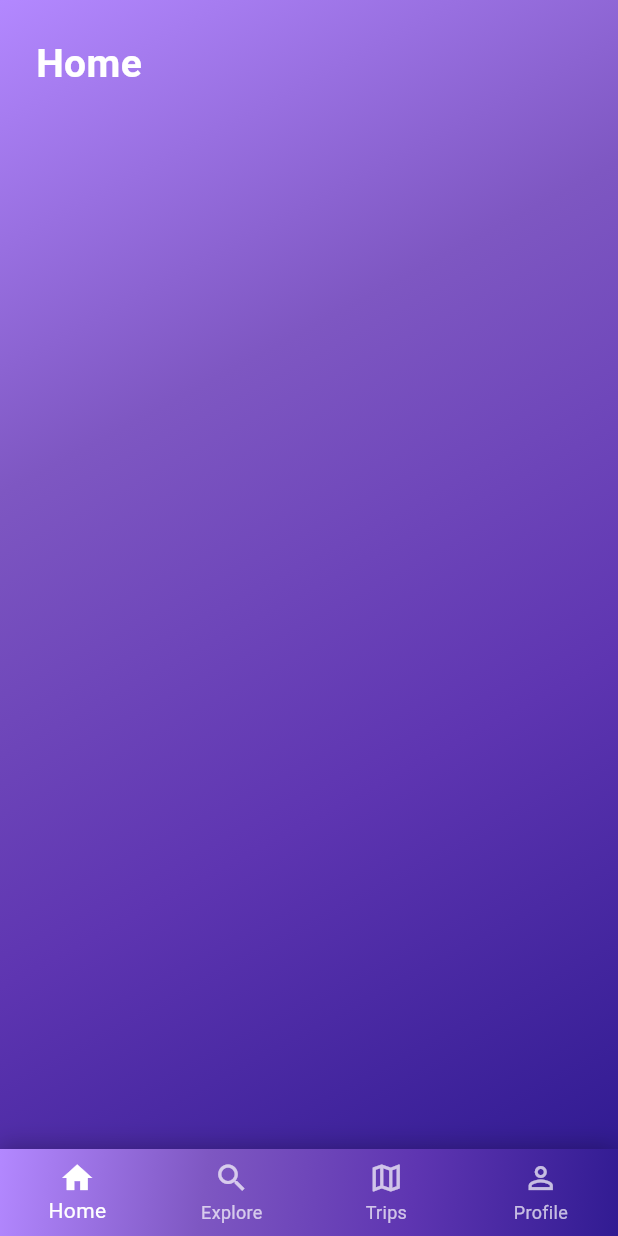
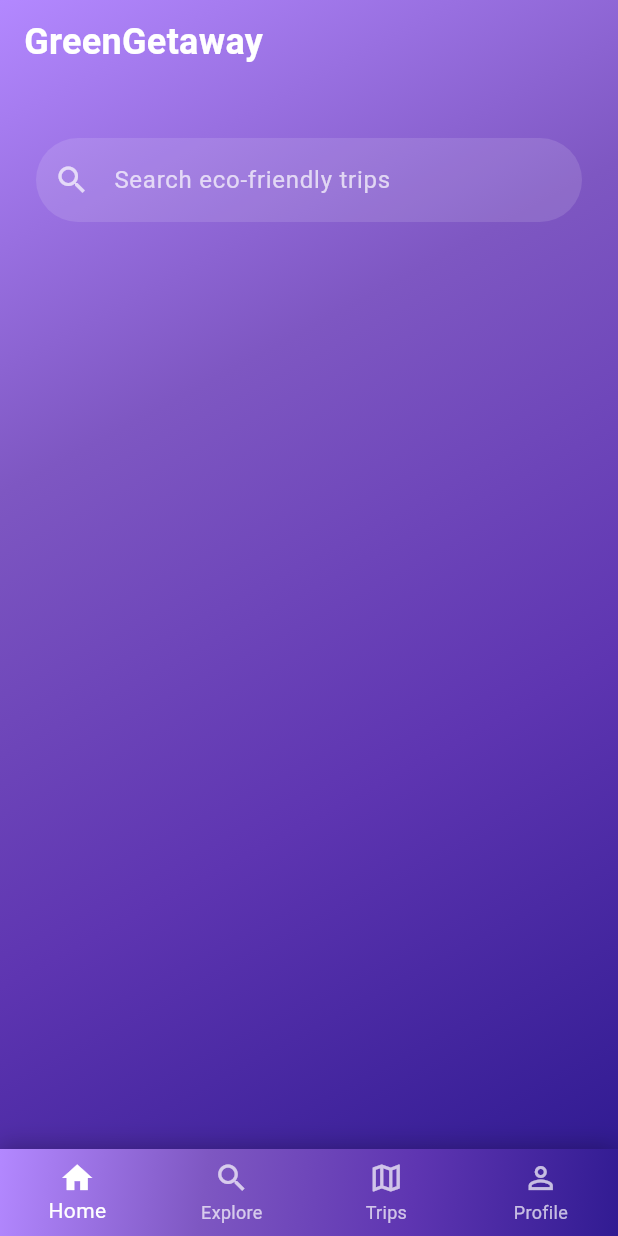
Before and after one commit to RaduBuzatu-hub/swe6301_group3_artefact, a Flutter app: the screen it shows after launch, on a phone screen of 412 x 824 dp. Run offline on Flutter 3.47's test engine with Material 3 defaults, Android fonts, the light colour scheme and no system bars.

Commit message:
Cateva_features_category_searchbutton_featured(just_visual)

```diff
--- a/lib/screens/home_page.dart
+++ b/lib/screens/home_page.dart
@@ -5,7 +5,21 @@ class HomePage extends StatelessWidget {
 
   @override
   Widget build(BuildContext context) {
-    return Container(
+    return Scaffold(
+      extendBodyBehindAppBar: true,
+      appBar: AppBar(
+        title: Text(
+          'GreenGetaway',
+          style: Theme.of(context).textTheme.headlineSmall?.copyWith(
+                color: Colors.white,
+                fontWeight: FontWeight.w700,
+                letterSpacing: 0.2,
+              ),
+        ),
+        backgroundColor: Colors.transparent,
+        elevation: 0,
+      ),
+      body: Container(
         decoration: const BoxDecoration(
           gradient: LinearGradient(
             colors: [
@@ -18,18 +32,31 @@ class HomePage extends StatelessWidget {
             end: Alignment.bottomRight,
           ),
         ),
-      child: const SafeArea(
+        child: SafeArea(
           child: Padding(
-          padding: EdgeInsets.all(24),
-          child: Align(
-            alignment: Alignment.topLeft,
-            child: Text(
-              'Home',
-              style: TextStyle(
-                fontSize: 26,
-                color: Colors.white,
-                fontWeight: FontWeight.bold,
+            padding: const EdgeInsets.all(24),
+            child: Column(
+              crossAxisAlignment: CrossAxisAlignment.start,
+              children: [
+                const SizedBox(height: 12),
+                TextField(
+                  style: const TextStyle(color: Colors.white),
+                  cursorColor: Colors.white70,
+                  decoration: InputDecoration(
+                    hintText: 'Search eco-friendly trips',
+                    hintStyle: const TextStyle(color: Colors.white70),
+                    prefixIcon: const Icon(Icons.search, color: Colors.white70),
+                    filled: true,
+                    fillColor: Colors.white.withOpacity(0.12),
+                    contentPadding: const EdgeInsets.symmetric(vertical: 16),
+                    border: OutlineInputBorder(
+                      borderRadius: BorderRadius.circular(28),
+                      borderSide: BorderSide.none,
                     ),
+                  ),
+                ),
+                // Add more content sections below...
+              ],
             ),
           ),
         ),
```
Lines whose indentation alone changed are shown as unchanged.
